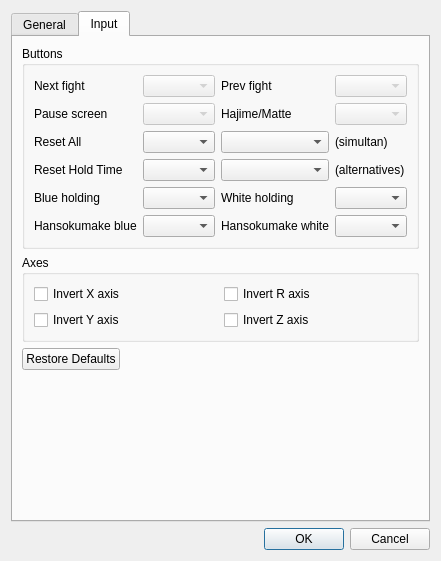
This is base/settingsdlg.ui in fmuecke/Ipponboard as Qt 5 draws it before an edit. The edited form follows.
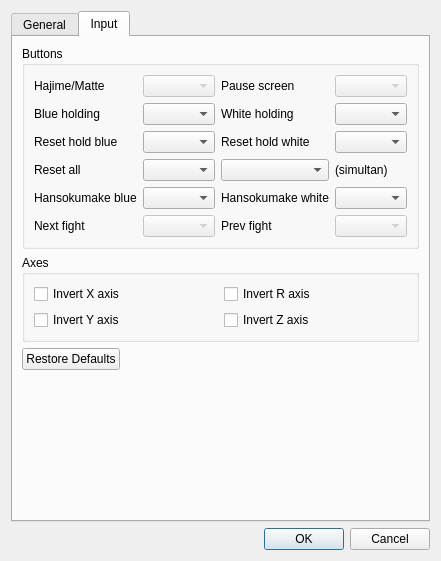
This is the edited form. The open tabs and pages were chosen to show the change. Custom widgets are drawn as their Qt base class.

Commit message: trunk: - ClassManager: changed implementation to to std::string - Changed TournamentClass -> WeightClass - Controller: holder can now be switched on oseakomie/toketa - Controller: view is beeing updated after match was resetted - VersionInfo: now uses current date and time - Controller: supports setting of round time - Changed version to 0.5.0.0 - Added handling for multiple languages

```diff
--- a/base/settingsdlg.ui
+++ b/base/settingsdlg.ui
@@ -10,7 +10,7 @@
     <x>0</x>
     <y>0</y>
     <width>417</width>
-    <height>527</height>
+    <height>539</height>
    </rect>
   </property>
   <property name="sizePolicy">
@@ -629,74 +629,14 @@
           <string>Buttons</string>
          </property>
          <layout class="QGridLayout" name="gridLayout_2">
-          <item row="0" column="0">
-           <widget class="QLabel" name="label_next">
-            <property name="text">
-             <string>Next fight</string>
-            </property>
-           </widget>
-          </item>
-          <item row="0" column="1">
-           <widget class="QComboBox" name="comboBox_next">
-            <property name="enabled">
-             <bool>false</bool>
-            </property>
-            <property name="sizeAdjustPolicy">
-             <enum>QComboBox::AdjustToContentsOnFirstShow</enum>
-            </property>
-            <property name="frame">
-             <bool>true</bool>
-            </property>
-           </widget>
-          </item>
-          <item row="0" column="2">
-           <widget class="QLabel" name="label_prev">
-            <property name="text">
-             <string>Prev fight</string>
-            </property>
-           </widget>
-          </item>
-          <item row="0" column="3">
-           <widget class="QComboBox" name="comboBox_prev">
-            <property name="enabled">
-             <bool>false</bool>
-            </property>
-            <property name="sizeAdjustPolicy">
-             <enum>QComboBox::AdjustToContentsOnFirstShow</enum>
-            </property>
-            <property name="frame">
-             <bool>true</bool>
-            </property>
-           </widget>
-          </item>
-          <item row="1" column="0">
-           <widget class="QLabel" name="label_pause">
-            <property name="text">
-             <string>Pause screen</string>
-            </property>
-           </widget>
-          </item>
-          <item row="1" column="1">
-           <widget class="QComboBox" name="comboBox_pause">
-            <property name="enabled">
-             <bool>false</bool>
-            </property>
-            <property name="sizeAdjustPolicy">
-             <enum>QComboBox::AdjustToContentsOnFirstShow</enum>
-            </property>
-            <property name="frame">
-             <bool>true</bool>
-            </property>
-           </widget>
-          </item>
-          <item row="7" column="0">
+          <item row="6" column="0">
            <widget class="QLabel" name="label_hansokumake_blue">
             <property name="text">
              <string>Hansokumake blue</string>
             </property>
            </widget>
           </item>
-          <item row="7" column="1">
+          <item row="6" column="1">
            <widget class="QComboBox" name="comboBox_hansokumake_blue">
             <property name="sizeAdjustPolicy">
              <enum>QComboBox::AdjustToContentsOnFirstShow</enum>
@@ -706,14 +646,14 @@
             </property>
            </widget>
           </item>
-          <item row="7" column="2">
+          <item row="6" column="2">
            <widget class="QLabel" name="label_hansokumake_white">
             <property name="text">
              <string>Hansokumake white</string>
             </property>
            </widget>
           </item>
-          <item row="7" column="3">
+          <item row="6" column="3">
            <widget class="QComboBox" name="comboBox_hansokumake_white">
             <property name="sizeAdjustPolicy">
              <enum>QComboBox::AdjustToContentsOnFirstShow</enum>
@@ -723,49 +663,49 @@
             </property>
            </widget>
           </item>
-          <item row="5" column="1">
-           <widget class="QComboBox" name="comboBox_blue_holding">
-            <property name="sizeAdjustPolicy">
-             <enum>QComboBox::AdjustToContentsOnFirstShow</enum>
-            </property>
-            <property name="frame">
-             <bool>true</bool>
-            </property>
-           </widget>
-          </item>
-          <item row="5" column="3">
-           <widget class="QComboBox" name="comboBox_white_holding">
-            <property name="sizeAdjustPolicy">
-             <enum>QComboBox::AdjustToContentsOnFirstShow</enum>
-            </property>
-            <property name="frame">
-             <bool>true</bool>
-            </property>
-           </widget>
-          </item>
-          <item row="5" column="2">
-           <widget class="QLabel" name="label_white_holding">
-            <property name="text">
-             <string>White holding</string>
-            </property>
-           </widget>
-          </item>
-          <item row="5" column="0">
-           <widget class="QLabel" name="label_blue_holding">
-            <property name="text">
-             <string>Blue holding</string>
-            </property>
-           </widget>
-          </item>
           <item row="2" column="0">
-           <widget class="QLabel" name="label_reset">
+           <widget class="QLabel" name="label_reset_2">
             <property name="text">
-             <string>Reset All</string>
+             <string>Reset hold blue</string>
             </property>
            </widget>
           </item>
           <item row="2" column="1">
-           <widget class="QComboBox" name="comboBox_reset">
+           <widget class="QComboBox" name="comboBox_reset_hold">
+            <property name="sizeAdjustPolicy">
+             <enum>QComboBox::AdjustToContentsOnFirstShow</enum>
+            </property>
+            <property name="frame">
+             <bool>true</bool>
+            </property>
+           </widget>
+          </item>
+          <item row="2" column="2">
+           <widget class="QLabel" name="label_14">
+            <property name="text">
+             <string>Reset hold white</string>
+            </property>
+           </widget>
+          </item>
+          <item row="2" column="3">
+           <widget class="QComboBox" name="comboBox_reset_hold_2">
+            <property name="sizeAdjustPolicy">
+             <enum>QComboBox::AdjustToContentsOnFirstShow</enum>
+            </property>
+            <property name="frame">
+             <bool>true</bool>
+            </property>
+           </widget>
+          </item>
+          <item row="1" column="0">
+           <widget class="QLabel" name="label_blue_holding">
+            <property name="text">
+             <string>Blue holding</string>
+            </property>
+           </widget>
+          </item>
+          <item row="1" column="1">
+           <widget class="QComboBox" name="comboBox_blue_holding">
             <property name="sizeAdjustPolicy">
              <enum>QComboBox::AdjustToContentsOnFirstShow</enum>
             </property>
@@ -775,17 +715,14 @@
            </widget>
           </item>
           <item row="1" column="2">
-           <widget class="QLabel" name="label_hajime_matte">
+           <widget class="QLabel" name="label_white_holding">
             <property name="text">
-             <string>Hajime/Matte</string>
+             <string>White holding</string>
             </property>
            </widget>
           </item>
           <item row="1" column="3">
-           <widget class="QComboBox" name="comboBox_hajime_matte">
-            <property name="enabled">
-             <bool>false</bool>
-            </property>
+           <widget class="QComboBox" name="comboBox_white_holding">
             <property name="sizeAdjustPolicy">
              <enum>QComboBox::AdjustToContentsOnFirstShow</enum>
             </property>
@@ -795,14 +732,14 @@
            </widget>
           </item>
           <item row="3" column="0">
-           <widget class="QLabel" name="label_reset_2">
+           <widget class="QLabel" name="label_reset">
             <property name="text">
-             <string>Reset Hold Time</string>
+             <string>Reset all</string>
             </property>
            </widget>
           </item>
           <item row="3" column="1">
-           <widget class="QComboBox" name="comboBox_reset_hold">
+           <widget class="QComboBox" name="comboBox_reset">
             <property name="sizeAdjustPolicy">
              <enum>QComboBox::AdjustToContentsOnFirstShow</enum>
             </property>
@@ -812,16 +749,6 @@
            </widget>
           </item>
           <item row="3" column="2">
-           <widget class="QComboBox" name="comboBox_reset_hold_2">
-            <property name="sizeAdjustPolicy">
-             <enum>QComboBox::AdjustToContentsOnFirstShow</enum>
-            </property>
-            <property name="frame">
-             <bool>true</bool>
-            </property>
-           </widget>
-          </item>
-          <item row="2" column="2">
            <widget class="QComboBox" name="comboBox_reset_2">
             <property name="sizeAdjustPolicy">
              <enum>QComboBox::AdjustToContentsOnFirstShow</enum>
@@ -831,17 +758,90 @@
             </property>
            </widget>
           </item>
-          <item row="2" column="3">
+          <item row="3" column="3">
            <widget class="QLabel" name="label_13">
             <property name="text">
              <string>(simultan)</string>
             </property>
            </widget>
           </item>
-          <item row="3" column="3">
-           <widget class="QLabel" name="label_14">
+          <item row="0" column="0">
+           <widget class="QLabel" name="label_hajime_matte">
             <property name="text">
-             <string>(alternatives)</string>
+             <string>Hajime/Matte</string>
+            </property>
+           </widget>
+          </item>
+          <item row="0" column="1">
+           <widget class="QComboBox" name="comboBox_hajime_matte">
+            <property name="enabled">
+             <bool>false</bool>
+            </property>
+            <property name="sizeAdjustPolicy">
+             <enum>QComboBox::AdjustToContentsOnFirstShow</enum>
+            </property>
+            <property name="frame">
+             <bool>true</bool>
+            </property>
+           </widget>
+          </item>
+          <item row="0" column="2">
+           <widget class="QLabel" name="label_pause">
+            <property name="text">
+             <string>Pause screen</string>
+            </property>
+           </widget>
+          </item>
+          <item row="0" column="3">
+           <widget class="QComboBox" name="comboBox_pause">
+            <property name="enabled">
+             <bool>false</bool>
+            </property>
+            <property name="sizeAdjustPolicy">
+             <enum>QComboBox::AdjustToContentsOnFirstShow</enum>
+            </property>
+            <property name="frame">
+             <bool>true</bool>
+            </property>
+           </widget>
+          </item>
+          <item row="7" column="0">
+           <widget class="QLabel" name="label_next">
+            <property name="text">
+             <string>Next fight</string>
+            </property>
+           </widget>
+          </item>
+          <item row="7" column="1">
+           <widget class="QComboBox" name="comboBox_next">
+            <property name="enabled">
+             <bool>false</bool>
+            </property>
+            <property name="sizeAdjustPolicy">
+             <enum>QComboBox::AdjustToContentsOnFirstShow</enum>
+            </property>
+            <property name="frame">
+             <bool>true</bool>
+            </property>
+           </widget>
+          </item>
+          <item row="7" column="2">
+           <widget class="QLabel" name="label_prev">
+            <property name="text">
+             <string>Prev fight</string>
+            </property>
+           </widget>
+          </item>
+          <item row="7" column="3">
+           <widget class="QComboBox" name="comboBox_prev">
+            <property name="enabled">
+             <bool>false</bool>
+            </property>
+            <property name="sizeAdjustPolicy">
+             <enum>QComboBox::AdjustToContentsOnFirstShow</enum>
+            </property>
+            <property name="frame">
+             <bool>true</bool>
             </property>
            </widget>
           </item>
```
Left out of the diff: 34 changed lines with no effect on the pictures. The commit also changes 25 other files.
